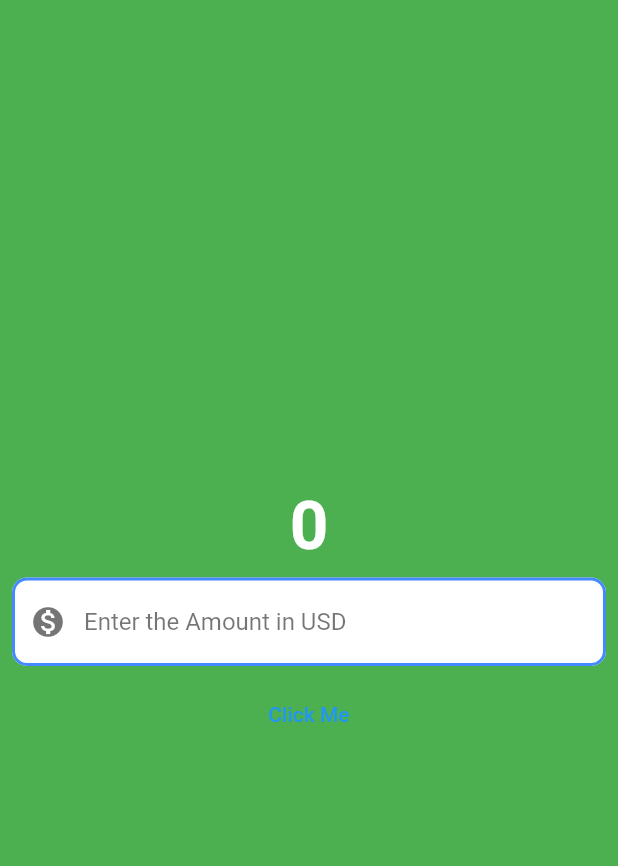
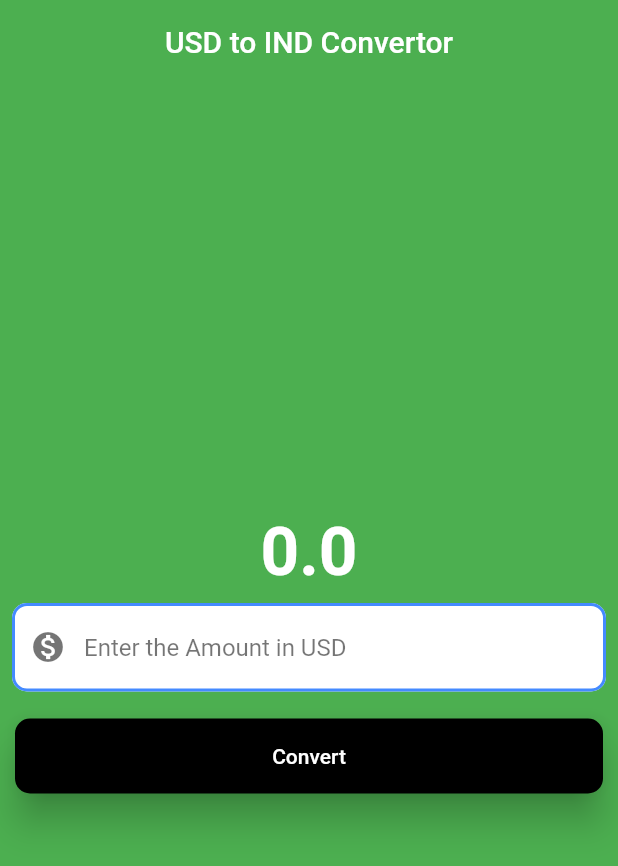
Before and after one commit to nycanshu/currency_convertor, a Flutter app: the screen it shows after launch, on a phone screen of 412 x 824 dp. Shown: the top 866 px of the screen. Run offline on Flutter 3.47's test engine with Material 2 defaults, Android fonts, the phone set to English and light mode, and no system bars.

Commit message:
converted stateless to stateful widge

```diff
--- a/lib/currency_convertor_home.dart
+++ b/lib/currency_convertor_home.dart
@@ -1,10 +1,20 @@
 import 'package:flutter/material.dart';
 
-class currencyConvertorHomePage extends StatelessWidget {
-  const currencyConvertorHomePage({super.key});
+class CurrencyConvertorHomePage extends StatefulWidget {
+  const CurrencyConvertorHomePage({super.key});
+
+  @override
+  State<CurrencyConvertorHomePage> createState() =>
+      _CurrencyCOnvertorHomePage();
+}
+
+class _CurrencyCOnvertorHomePage extends State<CurrencyConvertorHomePage> {
+  double result = 0;
+  final TextEditingController textEditingController = TextEditingController();
 
   @override
   Widget build(BuildContext context) {
+    //defined a border to apply it in textfield
     const border = OutlineInputBorder(
       borderSide: BorderSide(
         width: 2.0,
@@ -16,23 +26,30 @@ class currencyConvertorHomePage extends StatelessWidget {
 
     return Scaffold(
       backgroundColor: Colors.green,
+      appBar: AppBar(
+        backgroundColor: Colors.green,
+        elevation: 0,
+        title: const Text("USD to IND Convertor"),
+        centerTitle: true,
+      ),
       body: Center(
         child: Column(
           mainAxisAlignment: MainAxisAlignment.center,
           children: [
-            const Text(
-              "0",
-              style: TextStyle(
+            Text(
+              result.toString(),
+              style: const TextStyle(
                 fontSize: 45,
                 fontWeight: FontWeight.bold,
                 color: Colors.white,
               ),
             ),
-            const Padding(
+            Padding(
               padding: EdgeInsets.all(8.0),
               child: TextField(
-                style: TextStyle(color: Colors.black),
-                decoration: InputDecoration(
+                style: const TextStyle(color: Colors.black),
+                controller: textEditingController,
+                decoration: const InputDecoration(
                   hintText: "Enter the Amount in USD",
                   hintStyle: TextStyle(color: Colors.black54),
                   prefixIcon: Icon(Icons.monetization_on),
@@ -42,12 +59,32 @@ class currencyConvertorHomePage extends StatelessWidget {
                   focusedBorder: border,
                   enabledBorder: border,
                 ),
-                keyboardType: TextInputType.numberWithOptions(decimal: true),
+                keyboardType:
+                    const TextInputType.numberWithOptions(decimal: true),
               ),
             ),
-            TextButton(
-              onPressed: () {},
-              child: const Text("Click Me"),
+            Padding(
+              padding: const EdgeInsets.all(10.0),
+              child: ElevatedButton(
+                onPressed: () {
+                  result = double.parse(textEditingController.text) * 83.04;
+                  setState(() {});
+                },
+                style: const ButtonStyle(
+                  backgroundColor: MaterialStatePropertyAll(Colors.black),
+                  foregroundColor: MaterialStatePropertyAll(Colors.white),
+                  minimumSize: MaterialStatePropertyAll(
+                    Size(double.infinity, 50),
+                  ),
+                  elevation: MaterialStatePropertyAll(10),
+                  shape: MaterialStatePropertyAll(
+                    RoundedRectangleBorder(
+                      borderRadius: BorderRadius.all(Radius.circular(10)),
+                    ),
+                  ),
+                ),
+                child: const Text("Convert"),
+              ),
             ),
           ],
         ),
--- a/lib/main.dart
+++ b/lib/main.dart
@@ -12,7 +12,7 @@ class MyApp extends StatelessWidget {
   Widget build(BuildContext context) {
     return const MaterialApp(
       debugShowCheckedModeBanner: false,
-      home: currencyConvertorHomePage(),
+      home: CurrencyConvertorHomePage(),
     );
   }
 }
```
